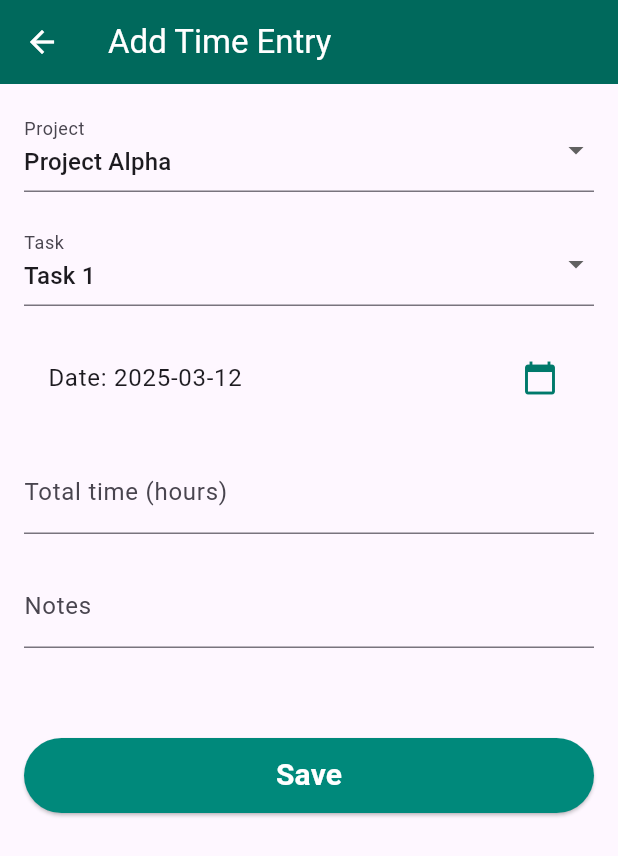
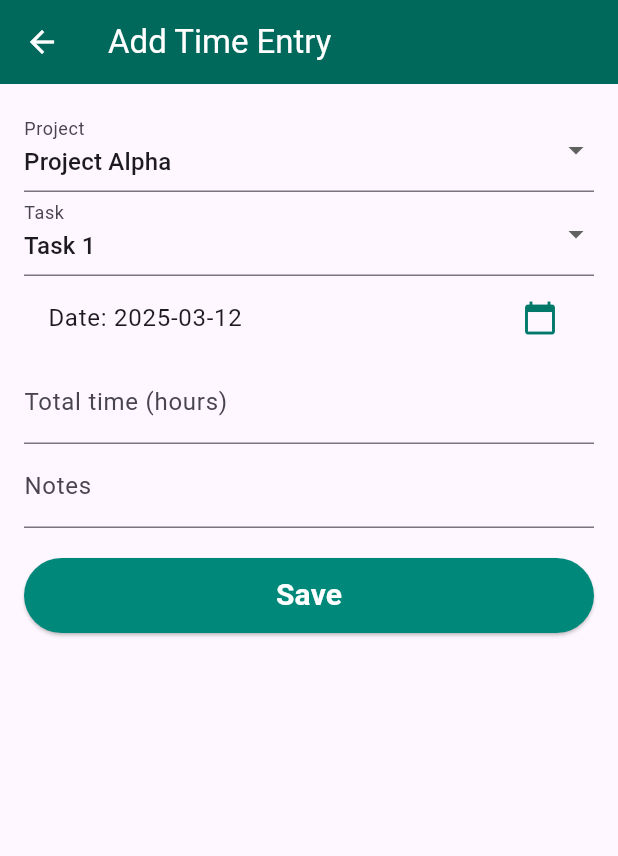
Before and after one commit to vamegah/flutter-time-tracker-app, a Flutter app: the AddTimeEntryScreen screen opened directly, on a phone screen of 412 x 824 dp. Shown: the top 856 px of the screen. Run offline on Flutter 3.47's test engine with Material 3 defaults, Android fonts, the phone set to English and light mode, and no system bars; our stand-ins replace localstorage.

Commit message:
fix add time entry screen file

```diff
--- a/lib/screens/add_time_entry_screen.dart
+++ b/lib/screens/add_time_entry_screen.dart
@@ -40,7 +40,6 @@ class _AddTimeEntryScreenState extends State<AddTimeEntryScreen> {
             Form(
               key: _formKey,
               child: Column(
-                spacing: 20,
                 children: <Widget>[
                   //dropdown project
                   Consumer<ProjectProvider>(
```
